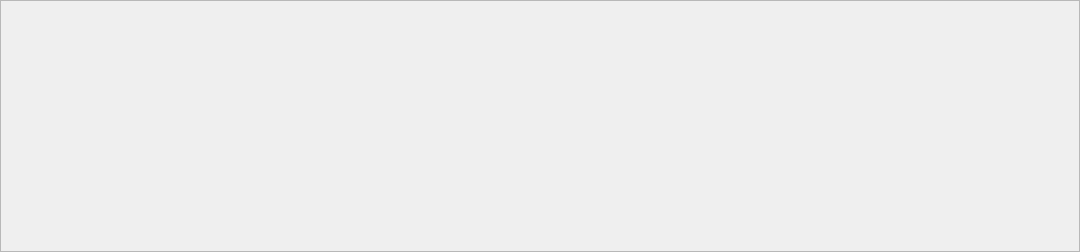
This is visualization/GUI/channelui.ui in sepehrgh98/PyCoolEdit as Qt 5 draws it before an edit. The edited form follows.
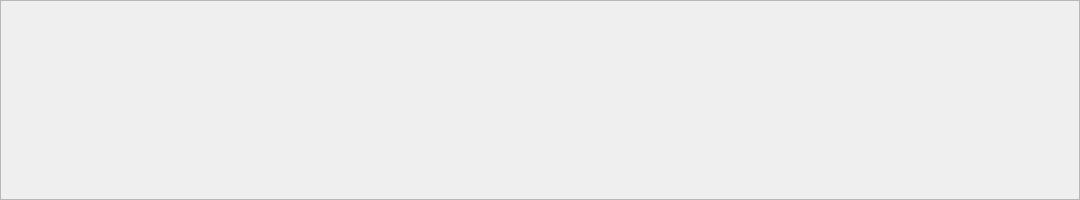
This is the edited form.

Patch:
```diff
--- a/visualization/GUI/channelui.ui
+++ b/visualization/GUI/channelui.ui
@@ -7,13 +7,31 @@
     <x>0</x>
     <y>0</y>
     <width>1080</width>
-    <height>252</height>
+    <height>200</height>
    </rect>
   </property>
+  <property name="minimumSize">
+   <size>
+    <width>0</width>
+    <height>200</height>
+   </size>
+  </property>
+  <property name="maximumSize">
+   <size>
+    <width>16777215</width>
+    <height>200</height>
+   </size>
+  </property>
   <property name="windowTitle">
    <string>Form</string>
   </property>
   <layout class="QVBoxLayout" name="verticalLayout">
+   <property name="spacing">
+    <number>0</number>
+   </property>
+   <property name="sizeConstraint">
+    <enum>QLayout::SetNoConstraint</enum>
+   </property>
    <property name="leftMargin">
     <number>0</number>
    </property>
@@ -49,17 +67,23 @@
       </property>
       <item>
        <widget class="QWidget" name="mainPlotWidget" native="true">
-        <layout class="QHBoxLayout" name="mainPlotLayout"/>
-       </widget>
-      </item>
-      <item>
-       <widget class="QWidget" name="histogramPlotWidget" native="true">
-        <property name="maximumSize">
-         <size>
-          <width>200</width>
-          <height>16777215</height>
-         </size>
-        </property>
+        <layout class="QHBoxLayout" name="mainPlotLayout" stretch="">
+         <property name="spacing">
+          <number>0</number>
+         </property>
+         <property name="leftMargin">
+          <number>0</number>
+         </property>
+         <property name="topMargin">
+          <number>0</number>
+         </property>
+         <property name="rightMargin">
+          <number>0</number>
+         </property>
+         <property name="bottomMargin">
+          <number>0</number>
+         </property>
+        </layout>
        </widget>
       </item>
      </layout>
```
